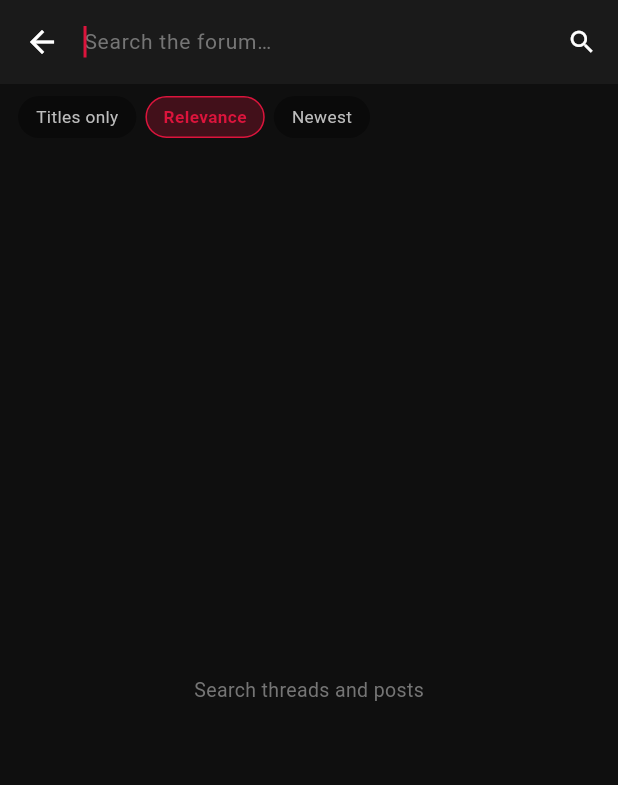
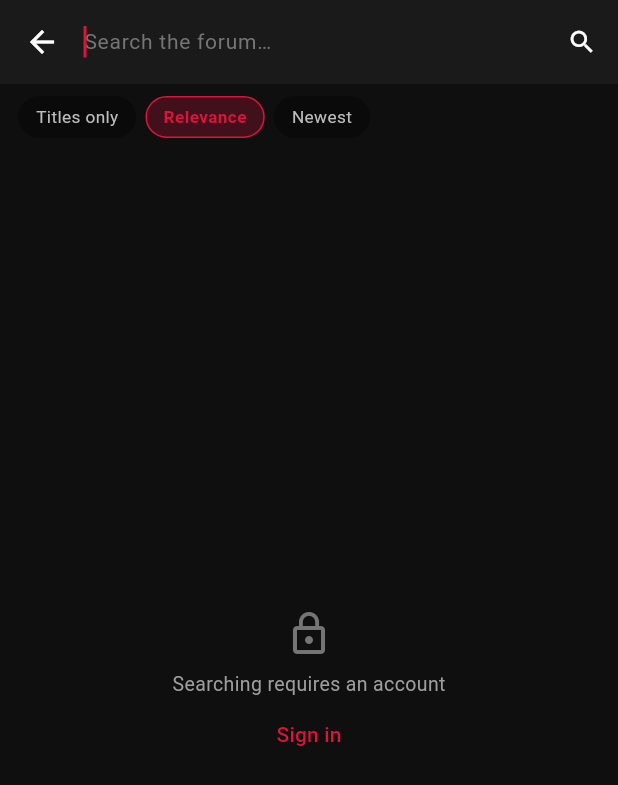
Before and after one commit to Broodyr/F95-Portal, a Flutter app: the ForumSearchScreen screen opened directly, on a phone screen of 412 x 824 dp. Shown: the top 785 px of the screen. Run offline on Flutter 3.47's test engine with Material 3 defaults, Android fonts, the phone set to English and light mode, and no system bars; our stand-ins replace cached_network_image, flutter_cache_manager, flutter_secure_storage, package_info_plus, share_plus, shared_preferences; missing offline and left inert: flutter_inappwebview; accounts and stored records are empty; network calls fail.

Commit message:
Gate search on login; gallery swipes all post images; modal auth sync
- Search always failed as a guest: f95 403s /search/ for guests outright
  (verified live; the POST-303-GET mechanics check out end to end). The
  search screen now shows a sign-in prompt when logged out and surfaces
  the underlying error text for any remaining logged-in failure.
- Post images: tapping one opens the gallery with every image in the
  block, positioned at the tapped one (was a single-image 1/1 gallery
  per image).
- Signing in inside the viewer pushed from the thread modal now
  refreshes the modal on return (downloads notice was staying stale).

Co-Authored-By: Claude Fable 5 <noreply@anthropic.com>

```diff
--- a/lib/screens/forum_search_screen.dart
+++ b/lib/screens/forum_search_screen.dart
@@ -1,11 +1,13 @@
 import 'package:flutter/material.dart';
 
 import '../models/forum.dart';
+import '../services/auth_service.dart';
 import '../services/forum_service.dart';
 import '../widgets/reaction_icon.dart';
 import '../widgets/reactions_sheet.dart';
 import '../widgets/sliding_reveal.dart';
 import 'forum_thread_screen.dart';
+import 'login_screen.dart';
 
 typedef ForumSearcher = Future<ForumSearchPage> Function(String keywords, {bool titleOnly, String user, String order});
 typedef ForumSearchPager = Future<ForumSearchPage> Function(String searchUrl, int page);
@@ -205,19 +207,54 @@ class _ForumSearchScreenState extends State<ForumSearchScreen> {
   }
 
   Widget _buildBody(ColorScheme colorScheme) {
+    // Guests can't search on f95 (the endpoint 403s outright); prompt for
+    // the same in-app sign-in the rest of the forum uses.
+    if (!AuthService.instance.isLoggedIn) {
+      return Center(
+        child: Column(
+          mainAxisAlignment: MainAxisAlignment.center,
+          children: [
+            Icon(Icons.lock_outline, size: 32, color: Colors.grey[600]),
+            const SizedBox(height: 8),
+            Text('Searching requires an account', style: TextStyle(color: Colors.grey[500], fontSize: 13)),
+            TextButton(
+              onPressed: () async {
+                final success = await Navigator.of(
+                  context,
+                ).push<bool>(MaterialPageRoute(builder: (_) => const LoginScreen()));
+                if (success == true && mounted) setState(() {});
+              },
+              child: const Text('Sign in'),
+            ),
+          ],
+        ),
+      );
+    }
     if (_searching) {
       return const Center(child: SizedBox(width: 24, height: 24, child: CircularProgressIndicator(strokeWidth: 2)));
     }
     if (_error != null) {
       return Center(
+        child: Padding(
+          padding: const EdgeInsets.symmetric(horizontal: 24),
           child: Column(
             mainAxisAlignment: MainAxisAlignment.center,
             children: [
               Icon(Icons.cloud_off, size: 32, color: Colors.grey[600]),
               const SizedBox(height: 8),
               Text("Couldn't search", style: TextStyle(color: Colors.grey[500], fontSize: 13)),
+              const SizedBox(height: 4),
+              // The underlying message distinguishes which stage failed.
+              Text(
+                _error!,
+                textAlign: TextAlign.center,
+                maxLines: 3,
+                overflow: TextOverflow.ellipsis,
+                style: TextStyle(color: Colors.grey[700], fontSize: 11),
+              ),
               TextButton(onPressed: _search, child: const Text('Retry')),
             ],
+          ),
         ),
       );
     }
```
Also changed, not shown: lib/widgets/rich_spoiler_text.dart (+11 -2 lines), lib/widgets/thread_details_modal.dart (+10 -3 lines), 4 other files. Lines whose indentation alone changed are shown as unchanged.
